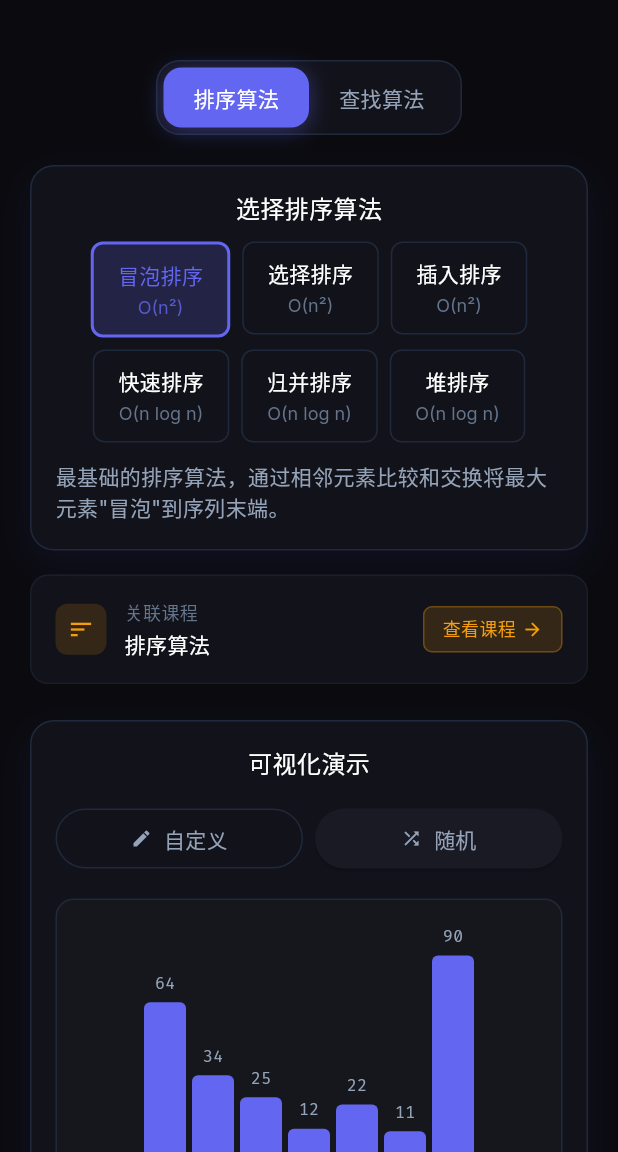
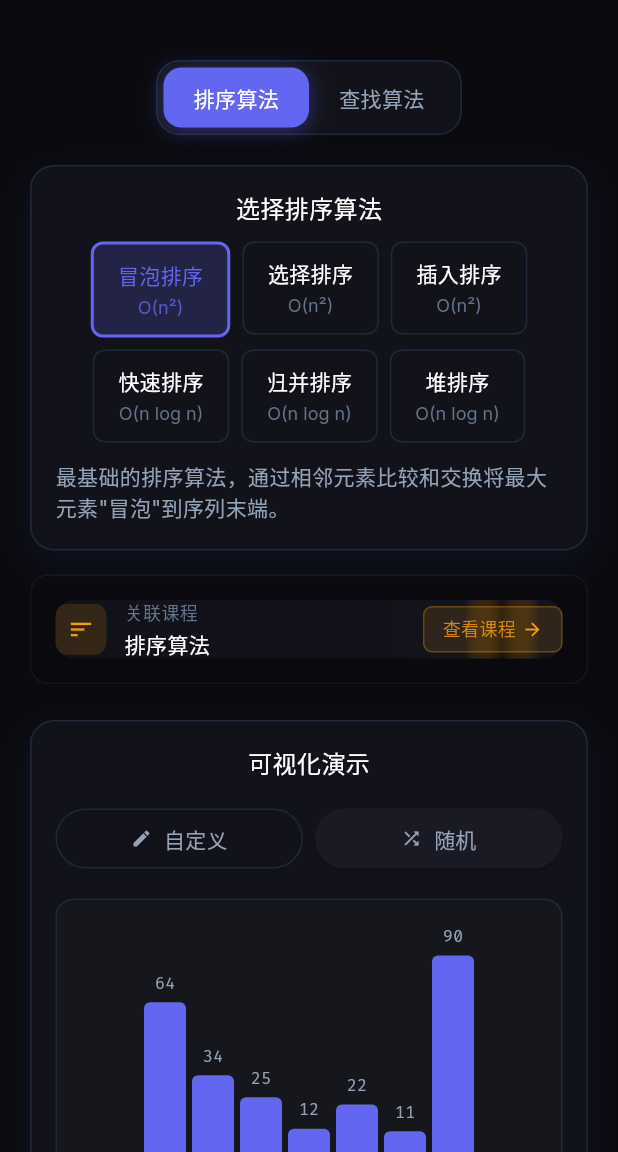
Before and after one commit to Waynelwb/codemotion, a Flutter app: the VisualizationPage screen opened directly, on a phone screen of 412 x 824 dp, the part 84-1236 px from its top. Run offline on Flutter 3.47's test engine with Material 3 defaults, Android fonts, the phone set to English and light mode, and no system bars; our stand-ins replace flutter_markdown_plus, google_fonts; missing offline and left inert: markdown.

Commit message:
feat: add shimmer animated course banner to visualization page

```diff
--- /dev/null
+++ b/lib/design/visualization/course_banner.dart
@@ -0,0 +1,196 @@
+// Animated Course Banner Widget
+// 带 shimmer 渐变动画的关联课程 Banner 组件
+
+import 'package:flutter/material.dart';
+import 'package:flutter/services.dart';
+import '../../design/design_system.dart';
+
+/// Animated course banner with shimmer gradient effect and hover glow
+class AnimatedCourseBanner extends StatefulWidget {
+  const AnimatedCourseBanner({
+    super.key,
+    required this.courseId,
+    required this.courseName,
+    required this.courseIcon,
+    required this.heroTag,
+    required this.onTap,
+    this.padding = 20.0,
+    this.isMobile = false,
+  });
+
+  final String courseId;
+  final String courseName;
+  final IconData courseIcon;
+  final String heroTag;
+  final VoidCallback onTap;
+  final double padding;
+  final bool isMobile;
+
+  @override
+  State<AnimatedCourseBanner> createState() => _AnimatedCourseBannerState();
+}
+
+class _AnimatedCourseBannerState extends State<AnimatedCourseBanner>
+    with SingleTickerProviderStateMixin {
+  late AnimationController _shimmerController;
+  late Animation<double> _shimmerAnimation;
+  bool _isHovered = false;
+
+  @override
+  void initState() {
+    super.initState();
+    _shimmerController = AnimationController(
+      vsync: this,
+      duration: const Duration(milliseconds: 2500),
+    );
+    _shimmerAnimation = Tween<double>(begin: -0.5, end: 1.5).animate(
+      CurvedAnimation(parent: _shimmerController, curve: Curves.easeInOut),
+    );
+    _shimmerController.repeat();
+  }
+
+  @override
+  void dispose() {
+    _shimmerController.dispose();
+    super.dispose();
+  }
+
+  @override
+  Widget build(BuildContext context) {
+    return MouseRegion(
+      onEnter: (_) => setState(() => _isHovered = true),
+      onExit: (_) => setState(() => _isHovered = false),
+      cursor: SystemMouseCursors.click,
+      child: GestureDetector(
+        onTap: () {
+          HapticFeedback.lightImpact();
+          widget.onTap();
+        },
+        child: AnimatedContainer(
+          duration: const Duration(milliseconds: 220),
+          padding: EdgeInsets.all(widget.padding),
+          decoration: BoxDecoration(
+            borderRadius: BorderRadius.circular(12),
+            border: Border.all(
+              color: _isHovered
+                  ? AppColors.warning.withValues(alpha: 0.55)
+                  : AppColors.border.withValues(alpha: 0.4),
+              width: _isHovered ? 1.5 : 1,
+            ),
+            boxShadow: _isHovered
+                ? [
+                    BoxShadow(
+                      color: AppColors.warning.withValues(alpha: 0.18),
+                      blurRadius: 18,
+                      offset: const Offset(0, 5),
+                    ),
+                  ]
+                : [
+                    BoxShadow(
+                      color: Colors.black.withValues(alpha: 0.06),
+                      blurRadius: 8,
+                      offset: const Offset(0, 2),
+                    ),
+                  ],
+          ),
+          child: AnimatedBuilder(
+            animation: _shimmerAnimation,
+            builder: (context, child) {
+              return Container(
+                decoration: BoxDecoration(
+                  borderRadius: BorderRadius.circular(12),
+                  gradient: LinearGradient(
+                    begin: Alignment(_shimmerAnimation.value - 1, 0),
+                    end: Alignment(_shimmerAnimation.value, 0),
+                    colors: [
+                      AppColors.surfaceElevated.withValues(alpha: _isHovered ? 0.8 : 0.5),
+                      AppColors.surfaceElevated.withValues(alpha: _isHovered ? 0.95 : 0.65),
+                      AppColors.warning.withValues(alpha: _isHovered ? 0.12 : 0.06),
+                      AppColors.surfaceElevated.withValues(alpha: _isHovered ? 0.95 : 0.65),
+                      AppColors.surfaceElevated.withValues(alpha: _isHovered ? 0.8 : 0.5),
+                    ],
+                    stops: const [0.0, 0.35, 0.5, 0.65, 1.0],
+                  ),
+                ),
+                child: child,
+              );
+            },
+            child: Row(
+              mainAxisAlignment: MainAxisAlignment.center,
+              children: [
+                Hero(
+                  tag: widget.heroTag,
+                  child: Container(
+                    padding: const EdgeInsets.all(8),
+                    decoration: BoxDecoration(
+                      color: AppColors.warning.withValues(alpha: 0.15),
+                      borderRadius: BorderRadius.circular(8),
+                    ),
+                    child: Icon(widget.courseIcon, color: AppColors.warning, size: 18),
+                  ),
+                ),
+                const SizedBox(width: 12),
+                Expanded(
+                  child: Column(
+                    crossAxisAlignment: CrossAxisAlignment.start,
+                    children: [
+                      Text(
+                        '关联课程',
+                        style: AppFonts.labelMedium(color: AppColors.textTertiary),
+                      ),
+                      const SizedBox(height: 2),
+                      Text(
+                        widget.courseName,
+                        style: AppFonts.labelLarge(color: Colors.white),
+                      ),
+                    ],
+                  ),
+                ),
+                _buildViewButton(),
+              ],
+            ),
+          ),
+        ),
+      ),
+    );
+  }
+
+  Widget _buildViewButton() {
+    return AnimatedContainer(
+      duration: const Duration(milliseconds: 200),
+      padding: const EdgeInsets.symmetric(horizontal: 12, vertical: 6),
+      decoration: BoxDecoration(
+        color: _isHovered
+            ? AppColors.warning.withValues(alpha: 0.2)
+            : AppColors.warning.withValues(alpha: 0.12),
+        borderRadius: BorderRadius.circular(6),
+        border: Border.all(
+          color: AppColors.warning.withValues(alpha: _isHovered ? 0.5 : 0.3),
+        ),
+      ),
+      child: Row(
+        mainAxisSize: MainAxisSize.min,
+        children: [
+          Text(
+            '查看课程',
+            style: AppFonts.labelMedium(
+              color: _isHovered
+                  ? AppColors.warning
+                  : AppColors.warning.withValues(alpha: 0.8),
+            ),
+          ),
+          const SizedBox(width: 4),
+          AnimatedRotation(
+            turns: _isHovered ? 0.05 : 0,
+            duration: const Duration(milliseconds: 200),
+            child: Icon(
+              Icons.arrow_forward,
+              color: AppColors.warning,
+              size: 14,
+            ),
+          ),
+        ],
+      ),
+    );
+  }
+}
--- a/lib/pages/visualization_page.dart
+++ b/lib/pages/visualization_page.dart
@@ -10,6 +10,7 @@ import '../design/visualization/search_bar.dart';
 import '../design/visualization/visualization_controls.dart';
 import '../design/visualization/code_highlight.dart';
 import '../design/visualization/step_indicator.dart';
+import '../design/visualization/course_banner.dart';
 import '../models/algorithm_model.dart';
 import '../models/visualization_state.dart';
 import '../content/algorithms/searching.dart';
@@ -902,47 +903,14 @@ class _VisualizationPageState extends State<VisualizationPage>
         : Icons.search;
     final heroTag = 'course-hero-$courseName';
 
-    return Container(
-      padding: EdgeInsets.all(padding),
-      decoration: BoxDecoration(
-        color: AppColors.surfaceElevated.withValues(alpha: 0.5),
-        borderRadius: BorderRadius.circular(12),
-        border: Border.all(color: AppColors.border.withValues(alpha: 0.5)),
-      ),
-      child: Row(
-        mainAxisAlignment: MainAxisAlignment.center,
-        children: [
-          Hero(
-            tag: heroTag,
-            child: Container(
-              padding: const EdgeInsets.all(8),
-              decoration: BoxDecoration(
-                color: AppColors.warning.withValues(alpha: 0.15),
-                borderRadius: BorderRadius.circular(8),
-              ),
-              child: Icon(courseIcon, color: AppColors.warning, size: 18),
-            ),
-          ),
-          const SizedBox(width: 12),
-          Expanded(
-            child: Column(
-              crossAxisAlignment: CrossAxisAlignment.start,
-              children: [
-                Text(
-                  '关联课程',
-                  style: AppFonts.labelMedium(color: AppColors.textTertiary),
-                ),
-                const SizedBox(height: 2),
-                Text(
-                  courseName,
-                  style: AppFonts.labelLarge(color: Colors.white),
-                ),
-              ],
-            ),
-          ),
-          GestureDetector(
+    return AnimatedCourseBanner(
+      courseId: courseId,
+      courseName: courseName,
+      courseIcon: courseIcon,
+      heroTag: heroTag,
+      padding: padding,
+      isMobile: isMobile,
       onTap: () {
-              HapticFeedback.lightImpact();
         Navigator.of(context).push(
           PageRouteBuilder(
             pageBuilder: (context, animation, secondaryAnimation) {
@@ -976,28 +944,6 @@ class _VisualizationPageState extends State<VisualizationPage>
           ),
         );
       },
-            child: Container(
-              padding: const EdgeInsets.symmetric(horizontal: 12, vertical: 6),
-              decoration: BoxDecoration(
-                color: AppColors.warning.withValues(alpha: 0.15),
-                borderRadius: BorderRadius.circular(6),
-                border: Border.all(color: AppColors.warning.withValues(alpha: 0.3)),
-              ),
-              child: Row(
-                mainAxisSize: MainAxisSize.min,
-                children: [
-                  Text(
-                    '查看课程',
-                    style: AppFonts.labelMedium(color: AppColors.warning),
-                  ),
-                  const SizedBox(width: 4),
-                  Icon(Icons.arrow_forward, color: AppColors.warning, size: 14),
-                ],
-              ),
-            ),
-          ),
-        ],
-      ),
     );
   }
 
```
Lines whose indentation alone changed are shown as unchanged.
